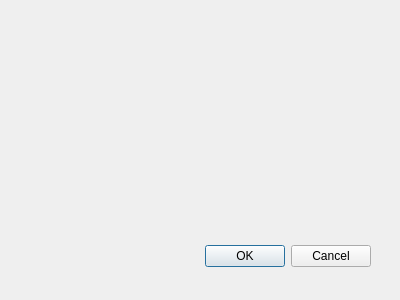
leRoderic/Graphics_20, file datadialog.ui: the form before one commit.
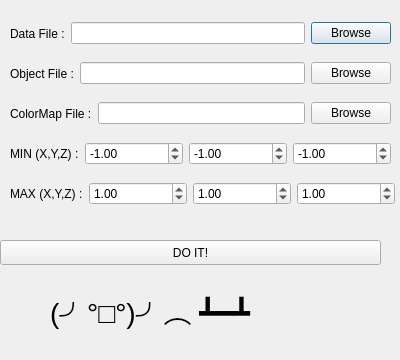
The form after the commit.

Commit message: added slot for GouraudTex // also DataDialog ui

Diff of the .ui file:
```diff
--- a/datadialog.ui
+++ b/datadialog.ui
@@ -1,35 +1,281 @@
-<ui version="4.0" >
- <author></author>
- <comment></comment>
- <exportmacro></exportmacro>
- <class>Dialog</class>
- <widget class="QDialog" name="Dialog" >
-  <property name="geometry" >
+<?xml version="1.0" encoding="UTF-8"?>
+<ui version="4.0">
+ <class>DataDialog</class>
+ <widget class="QDialog" name="DataDialog">
+  <property name="geometry">
    <rect>
     <x>0</x>
     <y>0</y>
     <width>400</width>
-    <height>300</height>
+    <height>360</height>
    </rect>
   </property>
   <property name="windowTitle" >
    <string>Dialog</string>
   </property>
-  <widget class="QDialogButtonBox" name="buttonBox" >
-   <property name="geometry" >
+  <widget class="QWidget" name="layoutWidget">
+   <property name="geometry">
     <rect>
-     <x>30</x>
+     <x>10</x>
+     <y>20</y>
+     <width>381</width>
+     <height>27</height>
+    </rect>
+   </property>
+   <layout class="QHBoxLayout" name="horizontalLayout">
+    <item>
+     <widget class="QLabel" name="label_2">
+      <property name="text">
+       <string>Data File :</string>
+      </property>
+     </widget>
+    </item>
+    <item>
+     <widget class="QLineEdit" name="dataFileEdit"/>
+    </item>
+    <item>
+     <widget class="QPushButton" name="browseDataBtn">
+      <property name="text">
+       <string>Browse</string>
+      </property>
+     </widget>
+    </item>
+   </layout>
+  </widget>
+  <widget class="QWidget" name="layoutWidget_2">
+   <property name="geometry">
+    <rect>
+     <x>10</x>
+     <y>140</y>
+     <width>381</width>
+     <height>28</height>
+    </rect>
+   </property>
+   <layout class="QHBoxLayout" name="horizontalLayout_8">
+    <item>
+     <widget class="QLabel" name="label_7">
+      <property name="sizePolicy">
+       <sizepolicy hsizetype="Fixed" vsizetype="Preferred">
+        <horstretch>0</horstretch>
+        <verstretch>0</verstretch>
+       </sizepolicy>
+      </property>
+      <property name="text">
+       <string>MIN (X,Y,Z) :</string>
+      </property>
+     </widget>
+    </item>
+    <item>
+     <widget class="QDoubleSpinBox" name="minXSpin_2">
+      <property name="minimum">
+       <double>-99999.000000000000000</double>
+      </property>
+      <property name="maximum">
+       <double>99999.000000000000000</double>
+      </property>
+      <property name="singleStep">
+       <double>0.100000000000000</double>
+      </property>
+      <property name="value">
+       <double>-1.000000000000000</double>
+      </property>
+     </widget>
+    </item>
+    <item>
+     <widget class="QDoubleSpinBox" name="minYSpin_2">
+      <property name="minimum">
+       <double>-99999.000000000000000</double>
+      </property>
+      <property name="maximum">
+       <double>99999.000000000000000</double>
+      </property>
+      <property name="singleStep">
+       <double>0.100000000000000</double>
+      </property>
+      <property name="value">
+       <double>-1.000000000000000</double>
+      </property>
+     </widget>
+    </item>
+    <item>
+     <widget class="QDoubleSpinBox" name="minZSpin_2">
+      <property name="minimum">
+       <double>-99999.000000000000000</double>
+      </property>
+      <property name="maximum">
+       <double>99999.000000000000000</double>
+      </property>
+      <property name="singleStep">
+       <double>0.100000000000000</double>
+      </property>
+      <property name="value">
+       <double>-1.000000000000000</double>
+      </property>
+     </widget>
+    </item>
+   </layout>
+  </widget>
+  <widget class="QWidget" name="layoutWidget_3">
+   <property name="geometry">
+    <rect>
+     <x>10</x>
+     <y>180</y>
+     <width>385</width>
+     <height>28</height>
+    </rect>
+   </property>
+   <layout class="QHBoxLayout" name="horizontalLayout_9">
+    <item>
+     <widget class="QLabel" name="label_8">
+      <property name="sizePolicy">
+       <sizepolicy hsizetype="Fixed" vsizetype="Preferred">
+        <horstretch>0</horstretch>
+        <verstretch>0</verstretch>
+       </sizepolicy>
+      </property>
+      <property name="text">
+       <string>MAX (X,Y,Z) :</string>
+      </property>
+     </widget>
+    </item>
+    <item>
+     <widget class="QDoubleSpinBox" name="maxXSpin_3">
+      <property name="minimum">
+       <double>-99999.000000000000000</double>
+      </property>
+      <property name="maximum">
+       <double>99999.000000000000000</double>
+      </property>
+      <property name="singleStep">
+       <double>0.100000000000000</double>
+      </property>
+      <property name="value">
+       <double>1.000000000000000</double>
+      </property>
+     </widget>
+    </item>
+    <item>
+     <widget class="QDoubleSpinBox" name="maxYSpin_3">
+      <property name="minimum">
+       <double>-99999.000000000000000</double>
+      </property>
+      <property name="maximum">
+       <double>99999.000000000000000</double>
+      </property>
+      <property name="singleStep">
+       <double>0.100000000000000</double>
+      </property>
+      <property name="value">
+       <double>1.000000000000000</double>
+      </property>
+     </widget>
+    </item>
+    <item>
+     <widget class="QDoubleSpinBox" name="maxZSpin_3">
+      <property name="minimum">
+       <double>-99999.000000000000000</double>
+      </property>
+      <property name="maximum">
+       <double>99999.000000000000000</double>
+      </property>
+      <property name="singleStep">
+       <double>0.100000000000000</double>
+      </property>
+      <property name="value">
+       <double>1.000000000000000</double>
+      </property>
+     </widget>
+    </item>
+   </layout>
+  </widget>
+  <widget class="QPushButton" name="doItBt">
+   <property name="geometry">
+    <rect>
+     <x>0</x>
      <y>240</y>
-     <width>341</width>
-     <height>32</height>
+     <width>381</width>
+     <height>25</height>
     </rect>
    </property>
-   <property name="orientation" >
-    <enum>Qt::Horizontal</enum>
+   <property name="text">
+    <string>DO IT!</string>
    </property>
-   <property name="standardButtons" >
-    <set>QDialogButtonBox::Cancel|QDialogButtonBox::Ok</set>
+  </widget>
+  <widget class="QLabel" name="label_3">
+   <property name="geometry">
+    <rect>
+     <x>50</x>
+     <y>280</y>
+     <width>241</width>
+     <height>61</height>
+    </rect>
    </property>
+   <property name="font">
+    <font>
+     <pointsize>21</pointsize>
+    </font>
+   </property>
+   <property name="text">
+    <string>(╯°□°)╯︵ ┻━┻</string>
+   </property>
+  </widget>
+  <widget class="QWidget" name="layoutWidget_4">
+   <property name="geometry">
+    <rect>
+     <x>10</x>
+     <y>100</y>
+     <width>381</width>
+     <height>27</height>
+    </rect>
+   </property>
+   <layout class="QHBoxLayout" name="horizontalLayout_2">
+    <item>
+     <widget class="QLabel" name="label_4">
+      <property name="text">
+       <string>ColorMap File :</string>
+      </property>
+     </widget>
+    </item>
+    <item>
+     <widget class="QLineEdit" name="cmFileEdit_2"/>
+    </item>
+    <item>
+     <widget class="QPushButton" name="browseCMBtn_2">
+      <property name="text">
+       <string>Browse</string>
+      </property>
+     </widget>
+    </item>
+   </layout>
+  </widget>
+  <widget class="QWidget" name="layoutWidget_5">
+   <property name="geometry">
+    <rect>
+     <x>10</x>
+     <y>60</y>
+     <width>381</width>
+     <height>27</height>
+    </rect>
+   </property>
+   <layout class="QHBoxLayout" name="horizontalLayout_5">
+    <item>
+     <widget class="QLabel" name="label_11">
+      <property name="text">
+       <string>Object File :</string>
+      </property>
+     </widget>
+    </item>
+    <item>
+     <widget class="QLineEdit" name="objFileEdit_4"/>
+    </item>
+    <item>
+     <widget class="QPushButton" name="browseObjBtn_4">
+      <property name="text">
+       <string>Browse</string>
+      </property>
+     </widget>
+    </item>
+   </layout>
   </widget>
  </widget>
  <pixmapfunction></pixmapfunction>
```
Left out of the diff: 39 changed lines with no effect on the pictures. The commit also changes 12 other files.
